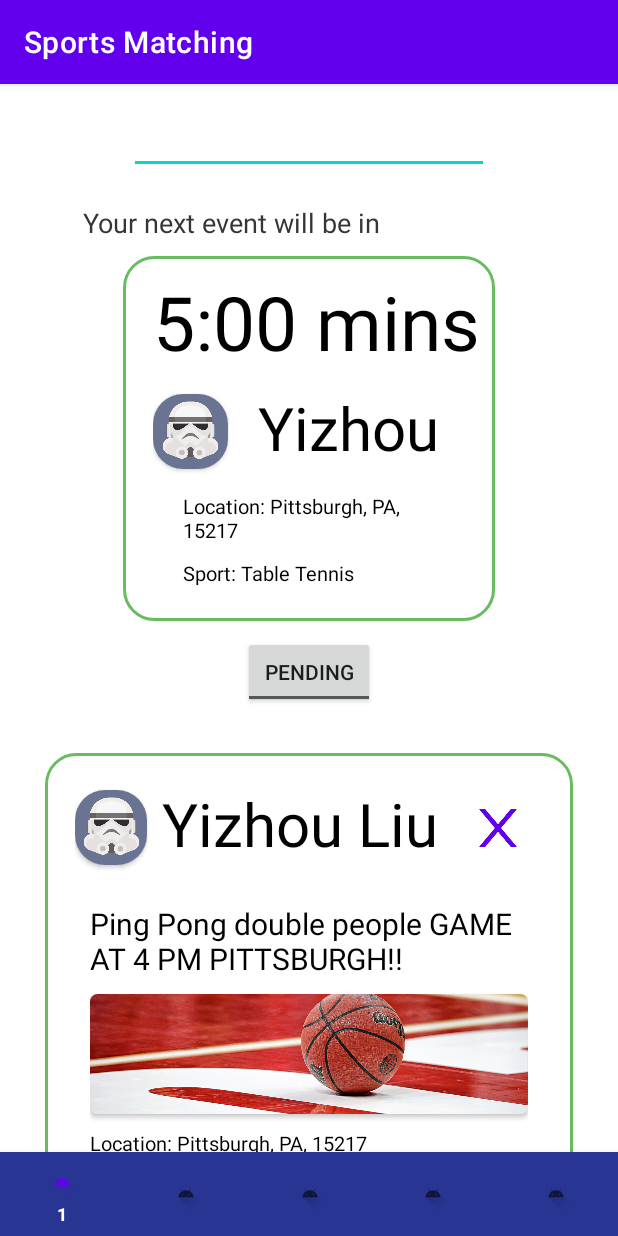
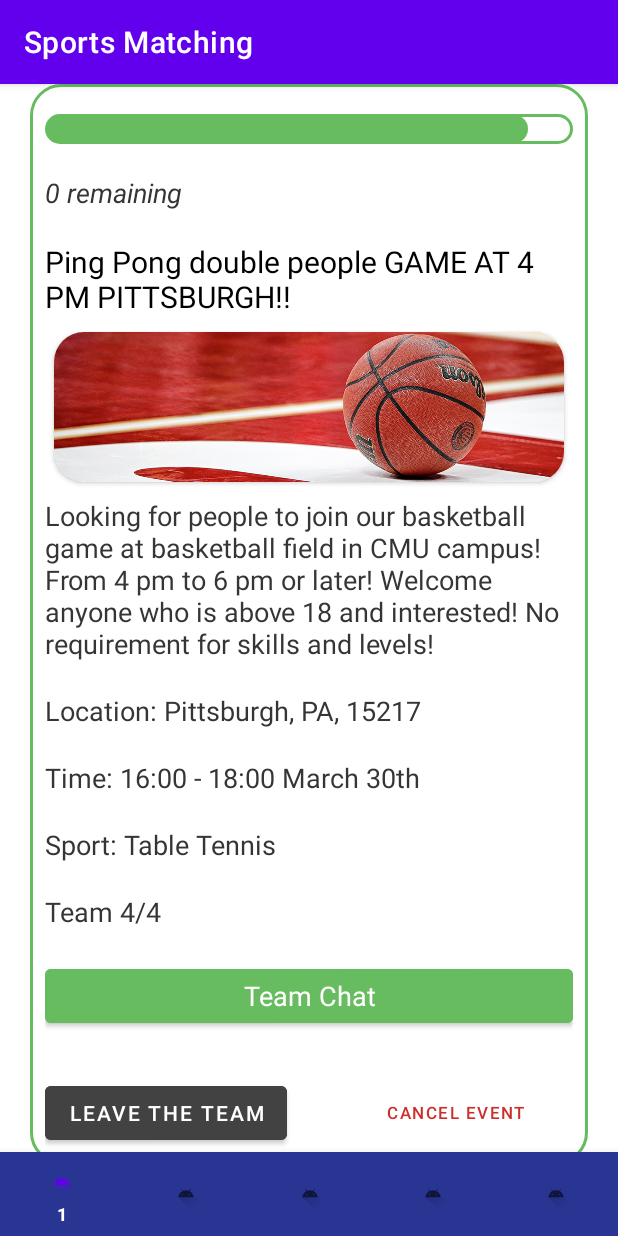
Before and after one commit to ychu824/SportsMatchingApp, an Android app: the HomeFragment screen opened directly, with no data from a screen before it, after a tap on "Yizhou Liu", on a phone screen of 412 x 824 dp. Run offline under Robolectric (Android 15) with nearby library versions, the phone set to English and light mode, and no system bars; pictures from the network do not load.

Commit message:
Finish detail page jummp

```diff
--- a/app/src/main/java/edu/cmu/sportsmatching/data/mock/FakeMatches.kt
+++ b/app/src/main/java/edu/cmu/sportsmatching/data/mock/FakeMatches.kt
@@ -1,12 +1,12 @@
 package edu.cmu.sportsmatching.data.mock
 
-import edu.cmu.sportsmatching.data.model.Event
 import edu.cmu.sportsmatching.data.model.Match
 
 object FakeMatches {
     private val fakeMatch = Match(starter = "Yizhou Liu", title = "Ping Pong double people GAME AT 4 PM PITTSBURGH!!",
         imageUri = "https://cdn.vox-cdn.com/thumbor/l3P7vpY-Onaliz9OsgUz3y2mlh0=/0x0:4022x2681/920x613/filters:focal(1627x217:2269x859):format(webp)/cdn.vox-cdn.com/uploads/chorus_image/image/70624496/usa_today_17896947.0.jpg", currentTeam = 4, totalTeam = 4, location = "Pittsburgh, PA, 15217",
-        sport = "Table Tennis", startTime = "16:00", endTime = "18:00", date = "March 30th"
+        sport = "Table Tennis", startTime = "16:00", endTime = "18:00", date = "March 30th", mainText = "Looking for people to join our basketball game at basketball field in CMU campus! From 4 pm to 6 pm or later! Welcome anyone who is above 18 and interested! No requirement for skills and levels!",
+        participants = listOf()
     )
 
     val matches: ArrayList<Match> = ArrayList()
@@ -17,8 +17,8 @@ object FakeMatches {
         }
     }
 
-    val events: List<Event> = listOf(
-        Event(location = "Pittsburgh, PA, 15219", sport_type = "Basketball",start_time = "16:00", end_time = "18:00",
-            ocur_spots = 7, all_spots = 10, date = "Today")
-    )
+//    val events: List<Event> = listOf(
+//        Event(location = "Pittsburgh, PA, 15219", sport_type = "Basketball",start_time = "16:00", end_time = "18:00",
+//            ocur_spots = 7, all_spots = 10, date = "Today")
+//    )
 }
--- a/app/src/main/java/edu/cmu/sportsmatching/data/model/Event.kt
+++ /dev/null
@@ -1,11 +0,0 @@
-package edu.cmu.sportsmatching.data.model
-
-data class Event(
-    val location: String,
-    val start_time: String,
-    val end_time: String,
-    val ocur_spots: Int,
-    val all_spots: Int,
-    val sport_type: String,
-    val date: String,
-)
--- a/app/src/main/java/edu/cmu/sportsmatching/data/model/Match.kt
+++ b/app/src/main/java/edu/cmu/sportsmatching/data/model/Match.kt
@@ -11,4 +11,6 @@ data class Match(
     val startTime: String? = null,
     val endTime: String? = null,
     val date: String? = null,
+    val mainText: String = "",
+    val participants: List<User>
 )
--- a/app/src/main/java/edu/cmu/sportsmatching/ui/home/DetailPageFragment.kt
+++ b/app/src/main/java/edu/cmu/sportsmatching/ui/home/DetailPageFragment.kt
@@ -1,14 +1,16 @@
 package edu.cmu.sportsmatching.ui.home
 
+import android.annotation.SuppressLint
 import android.os.Bundle
 import android.view.LayoutInflater
 import android.view.View
 import android.view.ViewGroup
 import androidx.fragment.app.Fragment
 import androidx.recyclerview.widget.LinearLayoutManager
+import edu.cmu.sportsmatching.data.model.Match
 import edu.cmu.sportsmatching.databinding.FragmentDetailBinding
 
-class DetailPageFragment : Fragment() {
+class DetailPageFragment(private val event: Match) : Fragment() {
 
     companion object {
         private const val TAG = "DetailPageFragment"
@@ -16,9 +18,17 @@ class DetailPageFragment : Fragment() {
 
     private lateinit var binding: FragmentDetailBinding
 
+    @SuppressLint("SetTextI18n")
     override fun onCreate(savedInstanceState: Bundle?) {
         super.onCreate(savedInstanceState)
         binding = FragmentDetailBinding.inflate(layoutInflater)
+        binding.detailTitle.text = event.title
+        binding.remaining.text = "${event.totalTeam - event.currentTeam} remaining"
+        binding.detailMainText.text = event.mainText
+        binding.detailInfoLocation.text = "Location: ${event.location}"
+        binding.detailInfoTime.text = "Time: ${event.startTime} - ${event.endTime} ${event.date}"
+        binding.detailInfoSportType.text = "Sport: ${event.sport}"
+        binding.detailInfoAvailability.text = "Team ${event.currentTeam}/${event.totalTeam}"
     }
 
     override fun onCreateView(
--- a/app/src/main/java/edu/cmu/sportsmatching/ui/home/HomeFragment.kt
+++ b/app/src/main/java/edu/cmu/sportsmatching/ui/home/HomeFragment.kt
@@ -4,14 +4,18 @@ import android.os.Bundle
 import android.view.LayoutInflater
 import android.view.View
 import android.view.ViewGroup
+import android.widget.Adapter
 import android.widget.Toast
 import android.widget.ToggleButton
 import androidx.fragment.app.Fragment
+import androidx.fragment.app.FragmentManager
 import androidx.recyclerview.widget.LinearLayoutManager
 import androidx.recyclerview.widget.RecyclerView
+import edu.cmu.sportsmatching.R
 import edu.cmu.sportsmatching.data.mock.FakeMatches
 import edu.cmu.sportsmatching.data.model.Match
 import edu.cmu.sportsmatching.databinding.FragmentHomeBinding
+import edu.cmu.sportsmatching.ui.signup.SignupFragment
 
 class HomeFragment : Fragment(), MatchInfoAdapter.OnMatchListener {
 
@@ -20,14 +24,13 @@ class HomeFragment : Fragment(), MatchInfoAdapter.OnMatchListener {
     }
 
     private lateinit var mMatchInfoRecyclerView: RecyclerView
-    private lateinit var mFilterMatchButton: ToggleButton
+    private lateinit var mMatchAdapter: MatchInfoAdapter
     private lateinit var binding: FragmentHomeBinding
 
     override fun onCreate(savedInstanceState: Bundle?) {
         super.onCreate(savedInstanceState)
         binding = FragmentHomeBinding.inflate(layoutInflater)
         mMatchInfoRecyclerView = binding.matchInfoRecyclerView
-        mFilterMatchButton = binding.filterMatchButton
     }
 
     override fun onCreateView(
@@ -38,22 +41,22 @@ class HomeFragment : Fragment(), MatchInfoAdapter.OnMatchListener {
         val layoutManager = LinearLayoutManager(activity)
         layoutManager.orientation = LinearLayoutManager.VERTICAL
         // FIXME: Replace some mock data with real data here
-        val matchInfoAdapter = MatchInfoAdapter(FakeMatches.matches, this)
+        this.mMatchAdapter = MatchInfoAdapter(FakeMatches.matches, this)
         layoutManager.scrollToPositionWithOffset(0, 0)
         mMatchInfoRecyclerView.layoutManager = layoutManager
-        mMatchInfoRecyclerView.adapter = matchInfoAdapter
-        mFilterMatchButton.setOnCheckedChangeListener { _, isChecked ->
-            // TODO: Filter matches
-            if (isChecked) {
-                Toast.makeText(activity, "Checked (incoming)", Toast.LENGTH_SHORT).show()
-            } else {
-                Toast.makeText(activity, "Unchecked (pending)", Toast.LENGTH_SHORT).show()
-            }
-        }
+        mMatchInfoRecyclerView.adapter = this.mMatchAdapter
         return binding.root
     }
 
     override fun onMatchClick(position: Int) {
-        Toast.makeText(activity, "Clicked", Toast.LENGTH_SHORT).show()
+        val fragmentManager: FragmentManager? = activity?.supportFragmentManager
+        if (fragmentManager != null) {
+            val transaction = fragmentManager.beginTransaction()
+            transaction.setReorderingAllowed(true)
+            transaction.replace(R.id.main_fragment_container, DetailPageFragment(
+                this.mMatchAdapter.matches[position]))
+            transaction.commit()
+            transaction.addToBackStack(null)
+        }
     }
 }
--- a/app/src/main/java/edu/cmu/sportsmatching/ui/home/MatchInfoAdapter.kt
+++ b/app/src/main/java/edu/cmu/sportsmatching/ui/home/MatchInfoAdapter.kt
@@ -14,7 +14,7 @@ import edu.cmu.sportsmatching.data.model.Match
 import kotlin.math.log
 
 class MatchInfoAdapter(
-    private val matches: ArrayList<Match>,
+    val matches: ArrayList<Match>,
     private val onMatchListener: OnMatchListener
 ) :
     RecyclerView.Adapter<MatchInfoAdapter.MatchViewHolder>() {
--- a/app/src/main/res/layout/fragment_detail.xml
+++ b/app/src/main/res/layout/fragment_detail.xml
@@ -2,7 +2,7 @@
 <ScrollView xmlns:android="http://schemas.android.com/apk/res/android"
     xmlns:app="http://schemas.android.com/apk/res-auto"
         android:layout_width="wrap_content"
-        android:layout_height="wrap_content"
+        android:layout_height="0dp"
         android:layout_marginVertical="@dimen/common_vertical_margin">
 
     <LinearLayout
@@ -22,7 +22,7 @@
             android:background="@drawable/loadingbox" />
 
         <TextView
-            android:id="@+id/next_match_prompt"
+            android:id="@+id/remaining"
             android:layout_width="wrap_content"
             android:layout_height="wrap_content"
             android:layout_gravity="start"
@@ -107,10 +107,10 @@
             android:textAppearance="@style/medium_text"
             />
 
-        <include
-            android:layout_width="match_parent"
-            android:layout_height="wrap_content"
-            layout="@layout/current_team_info" />
+<!--        <include-->
+<!--            android:layout_width="match_parent"-->
+<!--            android:layout_height="wrap_content"-->
+<!--            layout="@layout/current_team_info" />-->
 
         <Button
             android:layout_marginTop="10dp"
--- a/app/src/main/res/layout/fragment_home.xml
+++ b/app/src/main/res/layout/fragment_home.xml
@@ -53,15 +53,6 @@
 <!--            android:layout_width="wrap_content"-->
 <!--            android:layout_height="wrap_content"/>-->
 
-        <ToggleButton
-            android:id="@+id/filter_match_button"
-            android:layout_gravity="center"
-            android:layout_width="wrap_content"
-            android:layout_marginVertical="@dimen/common_vertical_margin"
-            android:textOn="@string/incoming_match"
-            android:textOff="@string/pending_match"
-            android:layout_height="wrap_content" />
-
         <androidx.recyclerview.widget.RecyclerView
             android:id="@+id/match_info_recycler_view"
             android:layout_width="wrap_content"
```
Also changed, not shown: app/src/main/java/edu/cmu/sportsmatching/ui/home/EventInfoAdapter.kt (deleted, +0 -42 lines).
